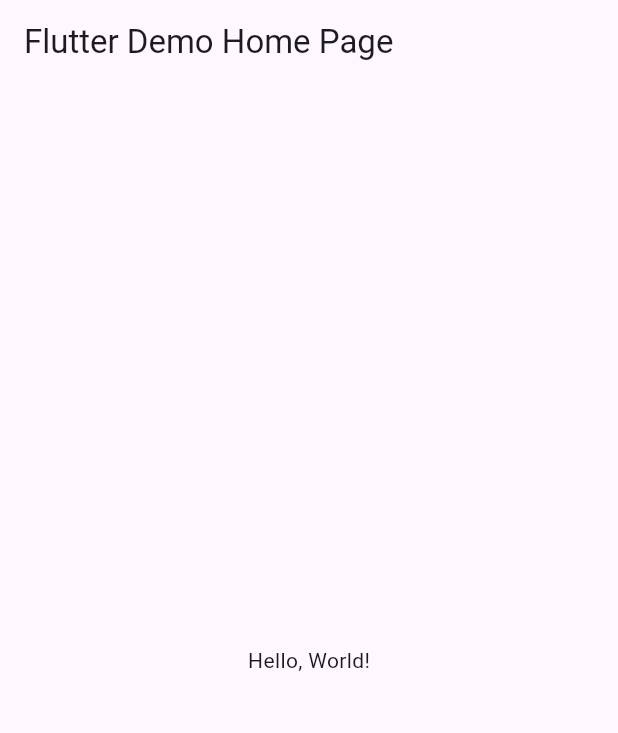
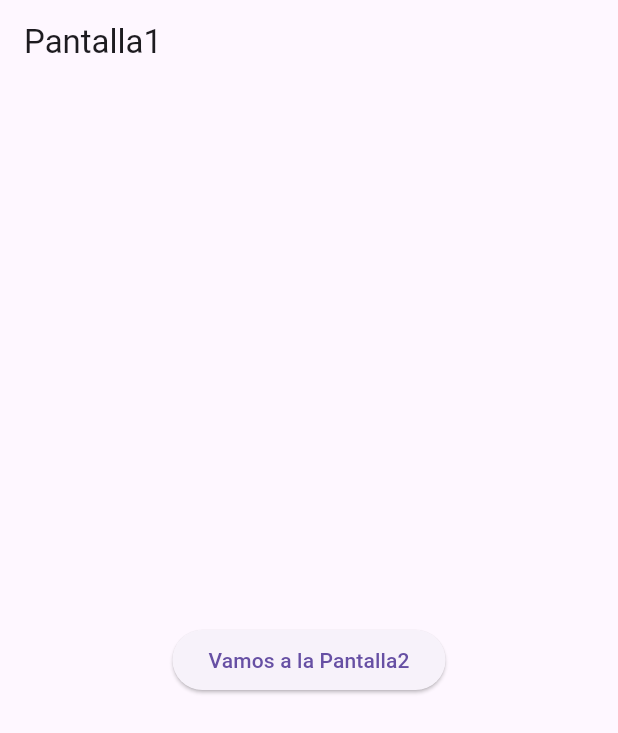
Before and after one commit to AlonsoRivasA/p12_NavegarPag_6I, a Flutter app: the screen it shows after launch, on a phone screen of 412 x 824 dp. Shown: the top 733 px of the screen. Run offline on Flutter 3.47's test engine with Material 3 defaults, Android fonts, the phone set to English and light mode, and no system bars.

```diff
--- a/lib/main.dart
+++ b/lib/main.dart
@@ -1,43 +1,16 @@
 import 'package:flutter/material.dart';
+import 'package:rivas/pantalla1.dart';
+import 'package:rivas/pantalla2.dart';
 
-void main() => runApp(MyApp());
+void main() => runApp(RutasPaginas());
 
-class MyApp extends StatelessWidget {
-  const MyApp({super.key});
-  // This widget is the root of your application.
+class RutasPaginas extends StatelessWidget {
+  const RutasPaginas({Key? key}) : super(key: key);
   @override
   Widget build(BuildContext context) {
-    return MaterialApp(
-      // Application name
-      title: 'Flutter Hello World',
-      // Application theme data, you can set the colors for the application as
-      // you want
-      theme: ThemeData(
-        // useMaterial3: true,
-        primarySwatch: Colors.blue,
-      ),
-      // A widget which will be started on application startup
-      home: MyHomePage(title: 'Flutter Demo Home Page'),
-    );
-  }
-}
-
-class MyHomePage extends StatelessWidget {
-  final String title;
-  const MyHomePage({super.key, required this.title});
-
-  @override
-  Widget build(BuildContext context) {
-    return Scaffold(
-      appBar: AppBar(
-        // The title text which will be shown on the action bar
-        title: Text(title),
-      ),
-      body: Center(
-        child: Text(
-          'Hello, World!',
-        ),
-      ),
-    );
-  }
-}
+    return MaterialApp(title: "App entre paginas", initialRoute: "/", routes: {
+      "/": (context) => Pantalla1(),
+      "/pantalla2": (context) => const Pantalla2()
+    }); //Fin material
+  } //Fin widget
+} //Clase ruta pagina
--- /dev/null
+++ b/lib/pantalla1.dart
@@ -0,0 +1,24 @@
+import 'package:flutter/material.dart';
+import 'package:rivas/pantalla2.dart';
+
+class Pantalla1 extends StatelessWidget {
+  const Pantalla1({Key? key}) : super(key: key);
+
+  @override
+  Widget build(BuildContext context) {
+    return Scaffold(
+      appBar: AppBar(
+        title: const Text("Pantalla1"),
+      ),
+      body: Center(
+        child: ElevatedButton(
+          child: const Text("Vamos a la Pantalla2"),
+          onPressed: () {
+            Navigator.pushNamed(context, "/pantalla2",
+                arguments: "Mensa de pantalla1");
+          },
+        ),
+      ),
+    );
+  }
+}
--- /dev/null
+++ b/lib/pantalla2.dart
@@ -0,0 +1,26 @@
+import 'package:flutter/material.dart';
+
+class Pantalla2 extends StatelessWidget {
+  const Pantalla2({Key? key}) : super(key: key);
+
+  @override
+  Widget build(BuildContext context) {
+    final argumento = ModalRoute.of(context)!.settings.arguments as String;
+    return Scaffold(
+      appBar: AppBar(
+        title: const Text("Pantalla2"),
+      ),
+      body: Center(
+        child: Column(mainAxisAlignment: MainAxisAlignment.center, children: [
+          Text(argumento),
+          ElevatedButton(
+            child: const Text("Regresar a Pantalla1"),
+            onPressed: () {
+              Navigator.pop(context);
+            },
+          )
+        ]),
+      ),
+    );
+  }
+}
```
